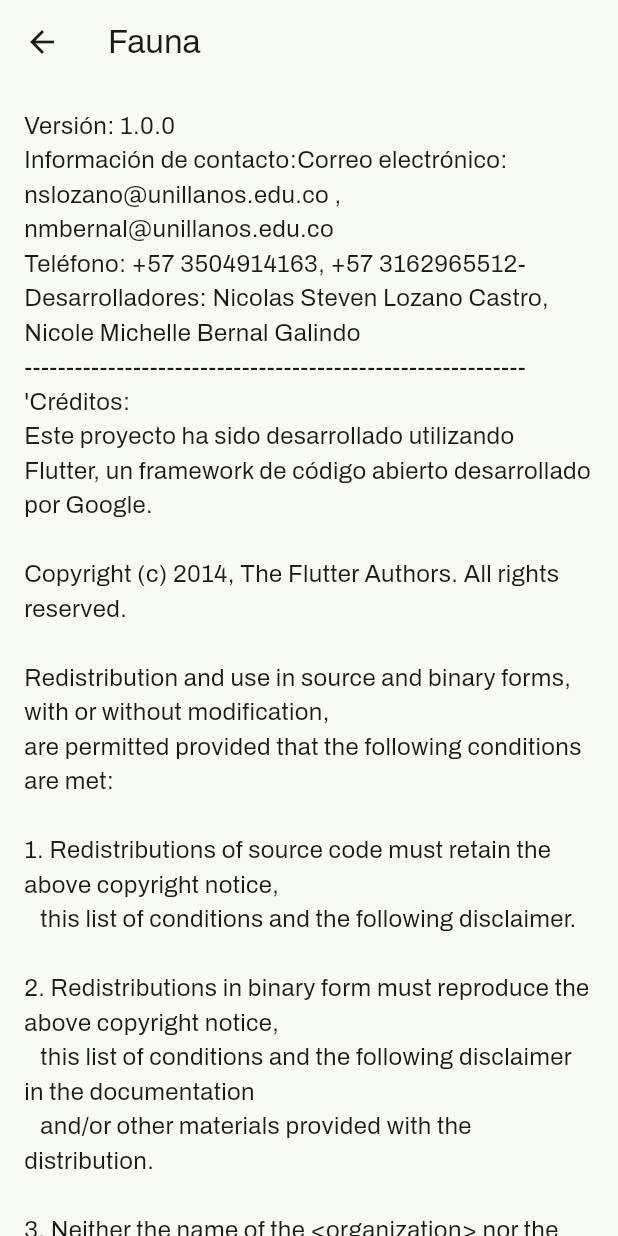
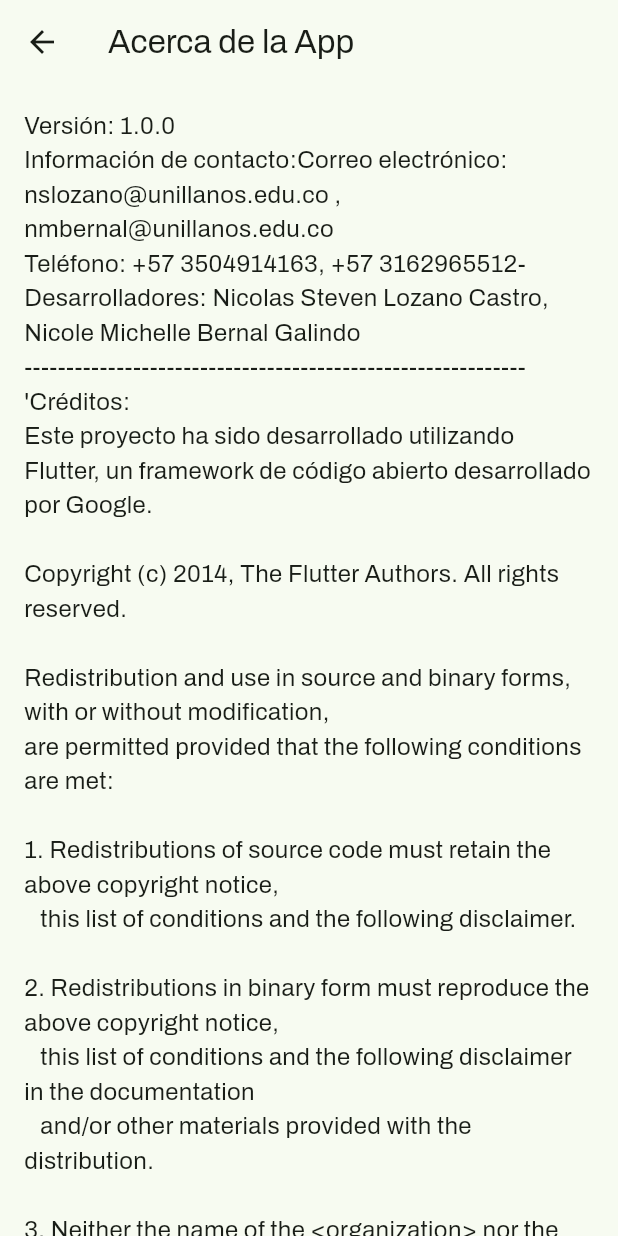
Before and after one commit to nicolaslozanoc12/sendero_ambiental_unillanos, a Flutter app: the Acerca screen opened directly, on a phone screen of 412 x 824 dp. Run offline on Flutter 3.47's test engine with Material 2 defaults, Android fonts, the phone set to English and light mode, and no system bars; our stand-ins replace flutter_map, latlong2, sqflite; missing offline and left inert: flutter_map_location_marker; accounts and stored records are empty.

```diff
--- a/lib/pages/acerca.dart
+++ b/lib/pages/acerca.dart
@@ -7,7 +7,7 @@ class Acerca extends StatelessWidget {
   Widget build(BuildContext context) {
     return Scaffold(
       appBar: AppBar(
-        title: const Text('Fauna'),
+        title: const Text('Acerca de la App'),
       ),
       body: ListView(
         children: [
--- a/lib/pages/estacion1.dart
+++ b/lib/pages/estacion1.dart
@@ -8,6 +8,7 @@ class Estacion1 extends StatelessWidget {
   Widget build(BuildContext context) {
     double containerHeight = MediaQuery.of(context).size.height * 1;
     return MaterialApp(
+      debugShowCheckedModeBanner: false,
       home: Scaffold(
         body: Container(
           decoration: BoxDecoration(
```
